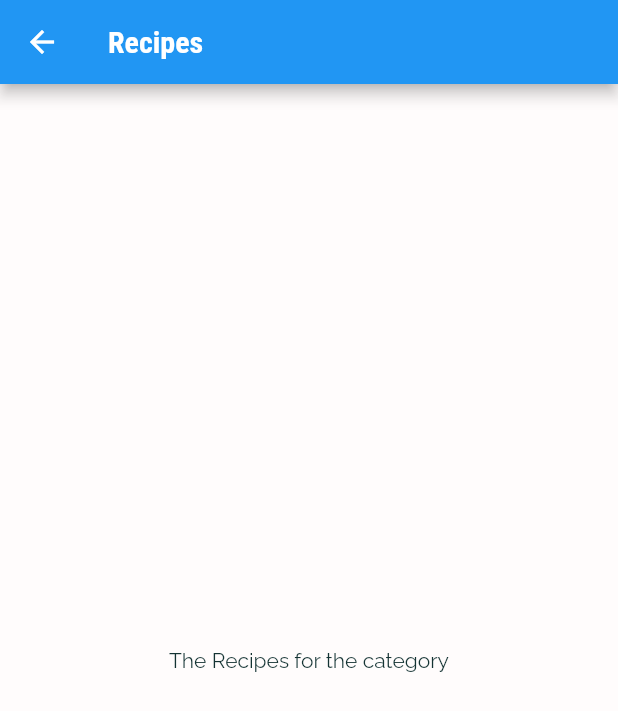
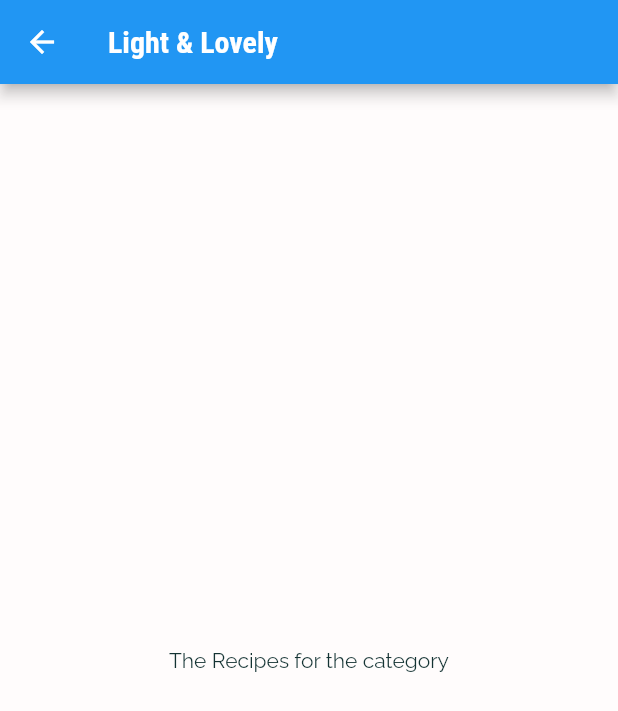
Before and after one commit to JayBee007/2021Q4, a Flutter app: the screen it shows after launch, after a tap on "Light & Lovely", on a phone screen of 412 x 824 dp. Shown: the top 711 px of the screen. Run offline on Flutter 3.47's test engine with Material 2 defaults, Android fonts, the phone set to English and light mode, and no system bars.

Commit message:
feat (flutter-meal-app): add named route

```diff
--- a/flutter_meal_app/lib/components/category_item.dart
+++ b/flutter_meal_app/lib/components/category_item.dart
@@ -1,17 +1,23 @@
 import 'package:flutter/material.dart';
 
 import '../screens/meals_screen.dart';
+
 class CategoryItem extends StatelessWidget {
+  final String id;
   final String title;
   final Color color;
 
-  const CategoryItem({Key? key, required this.title, required this.color})
+  const CategoryItem(
+      {Key? key, required this.id, required this.title, required this.color})
       : super(key: key);
 
   void _selectCategory(context) {
-    Navigator.of(context).push(MaterialPageRoute(builder: (_) {
-      return const MealsScreen();
-    }));
+    // Navigator.of(context).push(MaterialPageRoute(builder: (_) {
+    //   return MealsScreen(categoryTitle: title, categoryId: id,);
+    // }));
+
+    Navigator.of(context).pushNamed('/meals',
+        arguments: MealsScreenArguments(categoryTitle: title, categoryId: id));
   }
 
   @override
--- a/flutter_meal_app/lib/main.dart
+++ b/flutter_meal_app/lib/main.dart
@@ -2,6 +2,7 @@ import 'package:flutter/material.dart';
 
 import './config/palette.dart';
 import './screens/categories_screen.dart';
+import './screens/meals_screen.dart';
 
 void main() => runApp(const MealApp());
 
@@ -30,6 +31,9 @@ class MealApp extends StatelessWidget {
         )
       ),
       home: CategoriesScreen(key: key),
+      routes: {
+        MealsScreen.routeName:(context) => const MealsScreen()
+      },
     );
   }
 }
--- a/flutter_meal_app/lib/screens/categories_screen.dart
+++ b/flutter_meal_app/lib/screens/categories_screen.dart
@@ -19,8 +19,10 @@ class CategoriesScreen extends StatelessWidget {
             mainAxisSpacing: 20,
           ),
           children: categories
-              .map((category) =>
-                  CategoryItem(title: category.title, color: category.color))
+              .map((category) => CategoryItem(
+                  id: category.id,
+                  title: category.title,
+                  color: category.color))
               .toList(),
         ));
   }
--- a/flutter_meal_app/lib/screens/meals_screen.dart
+++ b/flutter_meal_app/lib/screens/meals_screen.dart
@@ -1,18 +1,34 @@
 import 'package:flutter/material.dart';
 
+class MealsScreenArguments {
+  final String categoryTitle;
+  final String categoryId;
+
+  MealsScreenArguments({required this.categoryTitle, required this.categoryId});
+}
 
 class MealsScreen extends StatelessWidget {
+  static const routeName = '/meals';
+
   const MealsScreen({Key? key}) : super(key: key);
+
+  // final String categoryId;
+  // final String categoryTitle;
+
+  // const MealsScreen(
+  //     {Key? key, required this.categoryId, required this.categoryTitle})
+  //     : super(key: key);
 
   @override
   Widget build(BuildContext context) {
+    final routeArguments =
+        ModalRoute.of(context)!.settings.arguments as MealsScreenArguments;
+    final categoryTitle = routeArguments.categoryTitle;
     return Scaffold(
       appBar: AppBar(
-        title: const Text('Recipes'),
+        title: Text(categoryTitle),
       ),
-      body: const Center(
-      child: Text('The Recipes for the category')
-    ),
+      body: const Center(child: Text('The Recipes for the category')),
     );
   }
 }
```
